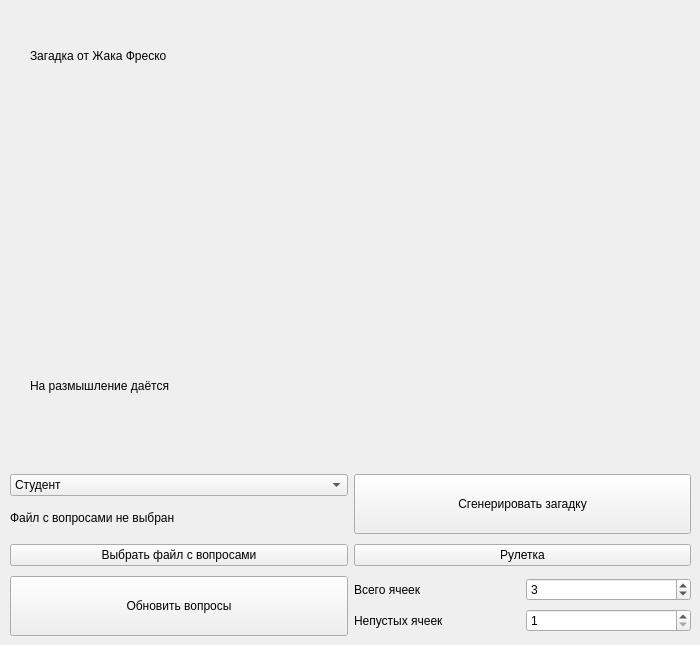
AlexPishchikov/secret-from-Fresco, file ui/main.ui: the form before one commit.
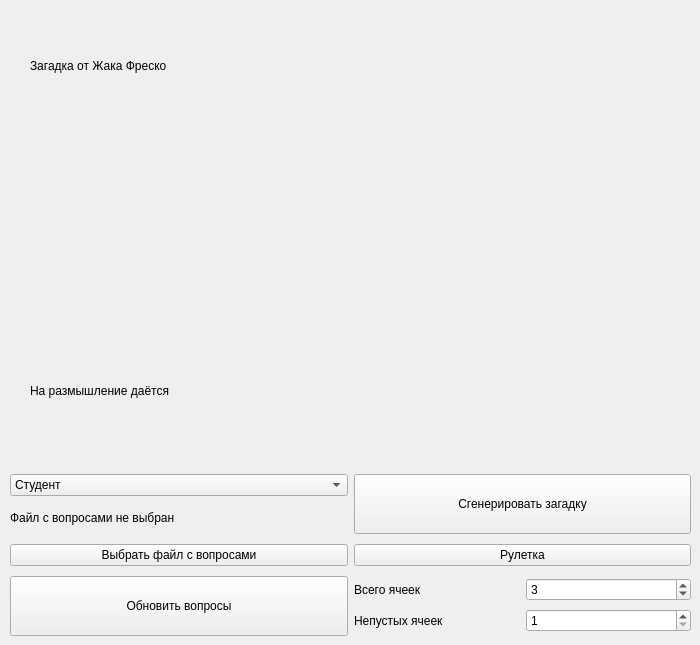
The form after the commit.

What changed in the file:
```diff
--- a/ui/main.ui
+++ b/ui/main.ui
@@ -31,9 +31,9 @@
     <property name="geometry">
      <rect>
       <x>30</x>
-      <y>400</y>
+      <y>410</y>
       <width>231</width>
-      <height>41</height>
+      <height>51</height>
      </rect>
     </property>
     <property name="font">
@@ -51,9 +51,9 @@
     <property name="geometry">
      <rect>
       <x>30</x>
-      <y>90</y>
+      <y>110</y>
       <width>420</width>
-      <height>261</height>
+      <height>241</height>
      </rect>
     </property>
     <property name="font">
@@ -196,7 +196,7 @@
       <x>30</x>
       <y>30</y>
       <width>501</width>
-      <height>51</height>
+      <height>71</height>
      </rect>
     </property>
     <property name="text">
@@ -209,7 +209,7 @@
       <x>30</x>
       <y>370</y>
       <width>441</width>
-      <height>31</height>
+      <height>41</height>
      </rect>
     </property>
     <property name="text">
```
